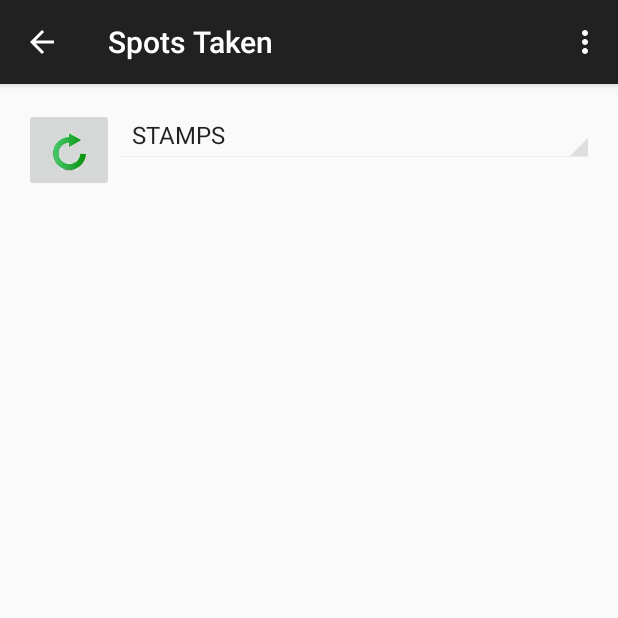
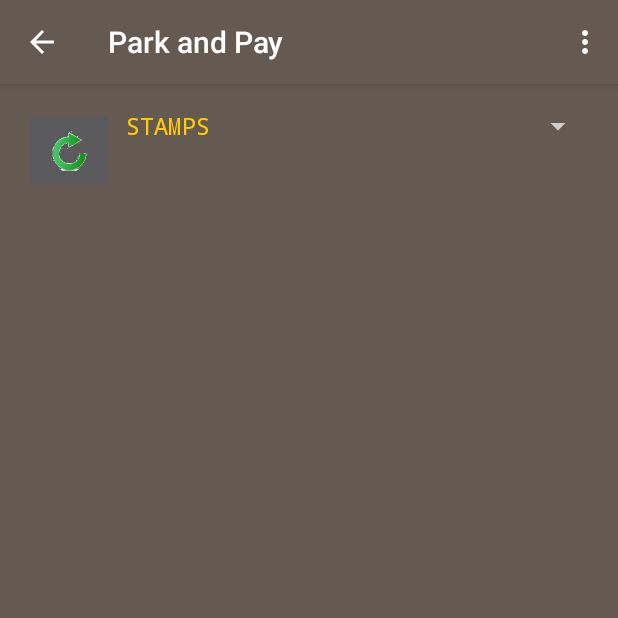
Before and after one commit to ajpodell/ParkAndPay, an Android app: the SpotsTakenActivity screen opened directly, with no data from a screen before it, on a phone screen of 412 x 824 dp, the top half of it. Run offline under Robolectric (Android 15) with nearby library versions, the phone set to English and light mode, and no system bars; libraries missing offline, so code that uses them is left out: com.parse.

Commit message:
Started adjusting design per Megan's suggestions.. more work to be done still

```diff
--- a/app/src/main/AndroidManifest.xml
+++ b/app/src/main/AndroidManifest.xml
@@ -12,8 +12,7 @@
         android:label="@string/app_name"
         android:theme="@style/AppTheme" >
         <activity
-            android:name=".MainActivity"
-            android:label="@string/app_name" >
+            android:name=".MainActivity">
             <intent-filter>
                 <action android:name="android.intent.action.MAIN" />
 
@@ -22,15 +21,15 @@
         </activity>
         <activity
             android:name=".SpotsTakenActivity"
-            android:label="@string/title_activity_spots_taken"
-            android:parentActivityName=".MainActivity" >
+            android:parentActivityName=".MainActivity"
+            >
+
             <meta-data
                 android:name="android.support.PARENT_ACTIVITY"
                 android:value="com.parkandpay.aaron.parkandpay.MainActivity" />
         </activity>
         <activity
             android:name=".PayActivity"
-            android:label="@string/title_activity_pay"
             android:parentActivityName=".MainActivity" >
             <meta-data
                 android:name="android.support.PARENT_ACTIVITY"
@@ -38,7 +37,6 @@
         </activity>
         <activity
             android:name=".SelectSpotActivity"
-            android:label="@string/title_activity_select_spot"
             android:parentActivityName=".MainActivity" >
             <meta-data
                 android:name="android.support.PARENT_ACTIVITY"
--- a/app/src/main/res/layout/activity_select_spot.xml
+++ b/app/src/main/res/layout/activity_select_spot.xml
@@ -13,11 +13,9 @@
         android:layout_height="wrap_content"
         android:id="@+id/spinner"
         android:entries="@array/lot_names_array"
-        android:textColor="#000000"
+        android:textColor="#ff786b00"
         android:layout_alignParentBottom="true"
-        android:layout_centerHorizontal="true"
-        style="@style/spinnerStyle"
-        android:background="#00f2ecef" />
+        android:layout_centerHorizontal="true"/>
 
     <RelativeLayout
         android:layout_width="match_parent"
--- a/app/src/main/res/values/colors.xml
+++ b/app/src/main/res/values/colors.xml
@@ -1,5 +1,7 @@
 <?xml version="1.0" encoding="utf-8"?>
 <resources>
-    <color name="my_spinner_text_color">#ff00ff00</color>
+    <color name="michigan_maize">#ffcb05</color>
+    <color name="law_quad_stone">#655a52</color>
+    <color name="expanded_dark_gray">#333333</color>
 
 </resources>
--- a/app/src/main/res/values/strings.xml
+++ b/app/src/main/res/values/strings.xml
@@ -7,7 +7,7 @@
     </string-array>
 
 
-    <string name="app_name">ParkAndPay</string>
+    <string name="app_name">Park and Pay</string>
     <string name="hello_world">Hello world!</string>
     <string name="action_settings">Settings</string>
 
--- a/app/src/main/res/values/styles.xml
+++ b/app/src/main/res/values/styles.xml
@@ -1,15 +1,33 @@
 <resources>
-    <style name="AppTheme" parent="Theme.AppCompat.Light.DarkActionBar">
-        <item name="android:spinnerDropDownItemStyle">@style/mySpinnerItemStyle</item>
-        <item name="android:spinnerStyle">@style/spinnerStyle</item>
-        <item name="android:spinnersShown">@style/spinnerStyle</item>
+    <style name="AppTheme" parent="Theme.AppCompat">
+        <item name="android:textColor">@color/michigan_maize</item>
+        <item name="android:typeface">monospace</item>
+        <item name="android:background">@color/law_quad_stone</item>
+        <item name="android:actionBarStyle">@style/action_bar_style</item>
+        <item name="android:button">@style/button_style</item>
+        <!--<item name="android:spinnerDropDownItemStyle">@style/mySpinnerItemStyle</item>-->
+        <!--<item name="android:spinnerStyle">@style/allSpinnerStyle</item>-->
+        <!--<item name="android:spinnersShown">@style/allSpinnerShown</item>-->
+    </style>
+    <style name="action_bar_style" parent="Widget.AppCompat.ActionBar">
+        <item name="android:background">@color/expanded_dark_gray</item>
+        <item name="android:textColor">@color/michigan_maize</item>
+        <item name="android:text">@string/app_name</item>
     </style>
 
-    <style name="mySpinnerItemStyle" parent="@android:style/Widget.Holo.DropDownItem.Spinner">
-        <item name="android:textColor">@color/my_spinner_text_color</item>
+    <style name="button_style" parent="Widget.AppCompat.ActionButton">
+        <item name="android:background">@color/expanded_dark_gray</item>
+        <item name="android:textColor">@color/michigan_maize</item>
     </style>
-    <style name="spinnerStyle" parent="@android:style/Widget.Holo.Spinner">
-        <item name="android:textColor">@color/my_spinner_text_color</item>
+
+    <style name="mySpinnerItemStyle" parent="Widget.AppCompat.DropDownItem.Spinner">
+        <item name="android:textColor">@color/michigan_maize</item>
+    </style>
+    <style name="allSpinnerStyle" parent="@android:style/Widget.Holo.Spinner">
+        <item name="android:textColor">@color/michigan_maize</item>
+    </style>
+    <style name="allSpinnerShown" parent="@android:style/Widget.Holo.Spinner">
+        <item name="android:textColor">@color/michigan_maize</item>
     </style>
 
 </resources>
```
Also changed, not shown: 2 other files.
